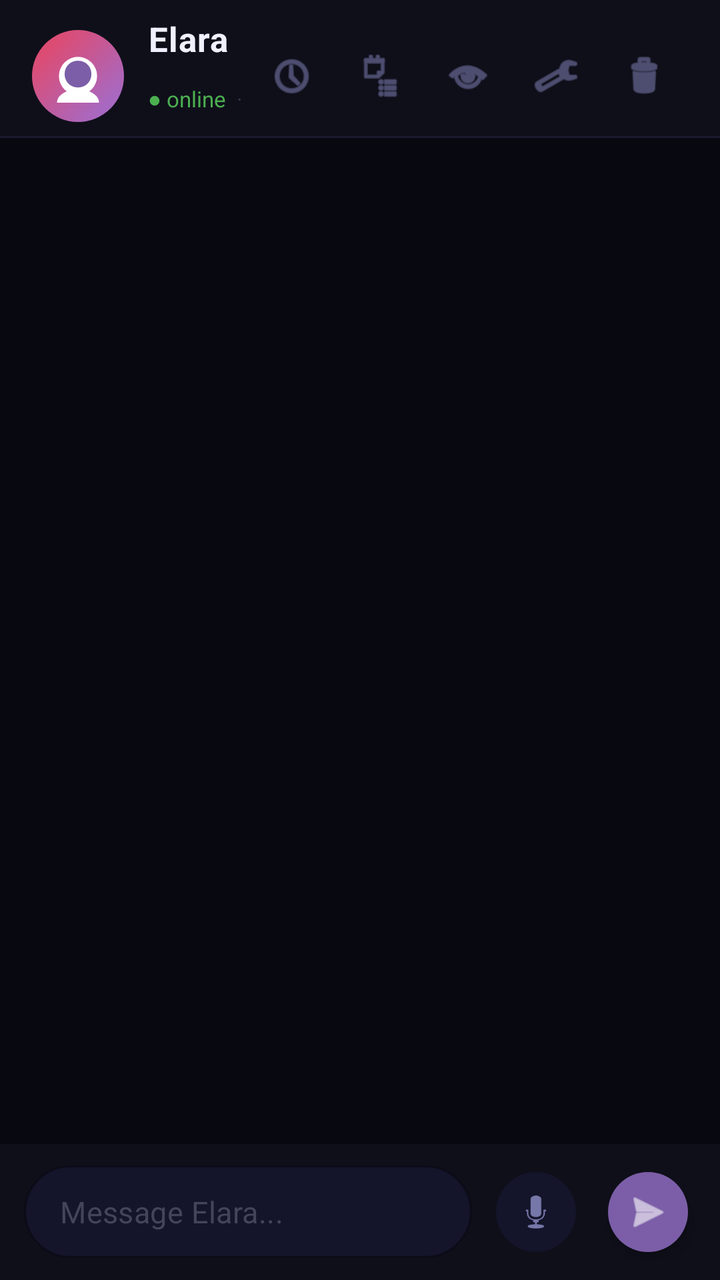
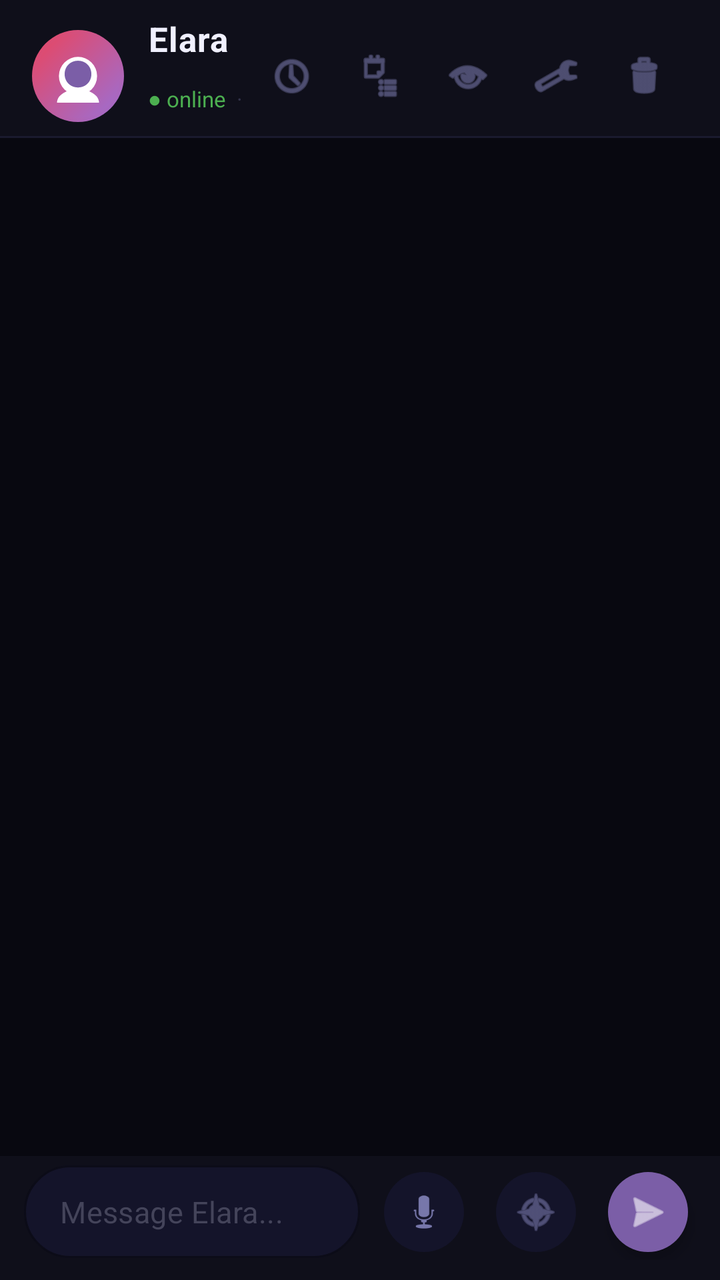

Before-and-after screenshots of an Android layout around one commit, followed by the original layout XML and the change that was made.
<!-- AndroidManifest.xml: application theme Theme.ElaraApp -->
<!-- res/layout/activity_main.xml -->
<?xml version="1.0" encoding="utf-8"?>
<androidx.constraintlayout.widget.ConstraintLayout
    xmlns:android="http://schemas.android.com/apk/res/android"
    xmlns:app="http://schemas.android.com/apk/res-auto"
    android:layout_width="match_parent"
    android:layout_height="match_parent"
    android:background="#080810">

    
    <ImageView
        android:id="@+id/chatBgImage"
        android:layout_width="0dp"
        android:layout_height="0dp"
        android:scaleType="centerCrop"
        android:visibility="gone"
        android:alpha="0.25"
        app:layout_constraintTop_toTopOf="parent"
        app:layout_constraintBottom_toBottomOf="parent"
        app:layout_constraintStart_toStartOf="parent"
        app:layout_constraintEnd_toEndOf="parent" />

    
    <LinearLayout
        android:id="@+id/header"
        android:layout_width="0dp"
        android:layout_height="68dp"
        android:orientation="horizontal"
        android:gravity="center_vertical"
        android:paddingHorizontal="16dp"
        android:paddingTop="8dp"
        android:background="#0F0F1A"
        app:layout_constraintTop_toTopOf="parent"
        app:layout_constraintStart_toStartOf="parent"
        app:layout_constraintEnd_toEndOf="parent">

        
        <FrameLayout
            android:layout_width="46dp"
            android:layout_height="46dp"
            android:clickable="true"
            android:focusable="true">

            <View
                android:layout_width="46dp"
                android:layout_height="46dp"
                android:background="@drawable/avatar_bg" />

            <ImageView
                android:id="@+id/avatarImage"
                android:layout_width="42dp"
                android:layout_height="42dp"
                android:layout_gravity="center"
                android:src="@drawable/avatar_elara"
                android:scaleType="centerCrop"
                android:background="@drawable/avatar_bg" />

        </FrameLayout>

        <LinearLayout
            android:layout_width="0dp"
            android:layout_height="wrap_content"
            android:layout_weight="1"
            android:orientation="vertical"
            android:layout_marginStart="12dp">

            <LinearLayout
                android:layout_width="wrap_content"
                android:layout_height="wrap_content"
                android:orientation="horizontal"
                android:gravity="center_vertical">

                <TextView
                    android:id="@+id/characterNameText"
                    android:layout_width="wrap_content"
                    android:layout_height="wrap_content"
                    android:text="Elara"
                    android:textColor="#F0F0FF"
                    android:textSize="17sp"
                    android:textStyle="bold"
                    android:letterSpacing="0.02"
                    android:clickable="true"
                    android:focusable="true" />

                <TextView
                    android:id="@+id/escalationText"
                    android:layout_width="wrap_content"
                    android:layout_height="wrap_content"
                    android:layout_marginStart="8dp"
                    android:textColor="#E94560"
                    android:textSize="10sp" />

                <TextView
                    android:id="@+id/streakText"
                    android:layout_width="wrap_content"
                    android:layout_height="wrap_content"
                    android:layout_marginStart="8dp"
                    android:textColor="#FFB300"
                    android:textSize="10sp" />

                <TextView
                    android:id="@+id/timerText"
                    android:layout_width="wrap_content"
                    android:layout_height="wrap_content"
                    android:layout_marginStart="8dp"
                    android:textColor="#44445A"
                    android:textSize="10sp" />

            </LinearLayout>

            <LinearLayout
                android:layout_width="wrap_content"
                android:layout_height="wrap_content"
                android:orientation="horizontal"
                android:gravity="center_vertical">

                <TextView
                    android:id="@+id/statusText"
                    android:layout_width="wrap_content"
                    android:layout_height="wrap_content"
                    android:text="● online"
                    android:textColor="#4CAF50"
                    android:textSize="11sp" />

                <TextView
                    android:layout_width="wrap_content"
                    android:layout_height="wrap_content"
                    android:text="  ·  "
                    android:textColor="#33334A"
                    android:textSize="11sp" />

                <TextView
                    android:id="@+id/worldLabel"
                    android:layout_width="wrap_content"
                    android:layout_height="wrap_content"
                    android:text="🏙️ Modern"
                    android:textColor="#9B6FD4"
                    android:textSize="11sp"
                    android:clickable="true"
                    android:focusable="true" />

                <TextView
                    android:layout_width="wrap_content"
                    android:layout_height="wrap_content"
                    android:text="  ·  "
                    android:textColor="#33334A"
                    android:textSize="11sp" />

                <TextView
                    android:id="@+id/personalityLabel"
                    android:layout_width="wrap_content"
                    android:layout_height="wrap_content"
                    android:text="😊 Friendly"
                    android:textColor="#E94560"
                    android:textSize="11sp"
                    android:clickable="true"
                    android:focusable="true" />

            </LinearLayout>

        </LinearLayout>

        <ImageButton
            android:id="@+id/historyButton"
            android:layout_width="44dp"
            android:layout_height="44dp"
            android:src="@android:drawable/ic_menu_recent_history"
            android:tint="#7777AA"
            android:background="?attr/selectableItemBackgroundBorderless"
            android:contentDescription="History"
            android:scaleType="fitCenter"
            android:padding="10dp" />

        <ImageButton
            android:id="@+id/wordsButton"
            android:layout_width="44dp"
            android:layout_height="44dp"
            android:src="@android:drawable/ic_menu_agenda"
            android:tint="#7777AA"
            android:background="?attr/selectableItemBackgroundBorderless"
            android:contentDescription="My words"
            android:scaleType="fitCenter"
            android:padding="10dp" />

        <ImageButton
            android:id="@+id/immersiveToggle"
            android:layout_width="44dp"
            android:layout_height="44dp"
            android:src="@android:drawable/ic_menu_view"
            android:tint="#7777AA"
            android:background="?attr/selectableItemBackgroundBorderless"
            android:contentDescription="Immersive mode"
            android:scaleType="fitCenter"
            android:padding="10dp" />

        <ImageButton
            android:id="@+id/settingsButton"
            android:layout_width="44dp"
            android:layout_height="44dp"
            android:src="@android:drawable/ic_menu_preferences"
            android:tint="#7777AA"
            android:background="?attr/selectableItemBackgroundBorderless"
            android:contentDescription="Settings"
            android:scaleType="fitCenter"
            android:padding="10dp" />

        <ImageButton
            android:id="@+id/clearButton"
            android:layout_width="44dp"
            android:layout_height="44dp"
            android:src="@android:drawable/ic_menu_delete"
            android:tint="#7777AA"
            android:background="?attr/selectableItemBackgroundBorderless"
            android:contentDescription="Clear chat"
            android:scaleType="fitCenter"
            android:padding="10dp" />

    </LinearLayout>

    
    <View
        android:id="@+id/headerDivider"
        android:layout_width="0dp"
        android:layout_height="1dp"
        android:background="#1A1A2E"
        app:layout_constraintTop_toBottomOf="@id/header"
        app:layout_constraintStart_toStartOf="parent"
        app:layout_constraintEnd_toEndOf="parent" />

    
    <androidx.recyclerview.widget.RecyclerView
        android:id="@+id/chatRecycler"
        android:layout_width="0dp"
        android:layout_height="0dp"
        android:paddingHorizontal="16dp"
        android:paddingTop="12dp"
        android:paddingBottom="8dp"
        android:clipToPadding="false"
        app:layout_constraintTop_toBottomOf="@id/headerDivider"
        app:layout_constraintStart_toStartOf="parent"
        app:layout_constraintEnd_toEndOf="parent"
        app:layout_constraintBottom_toTopOf="@id/inputContainer" />

    
    <LinearLayout
        android:id="@+id/inputContainer"
        android:layout_width="0dp"
        android:layout_height="wrap_content"
        android:orientation="horizontal"
        android:gravity="center_vertical"
        android:paddingHorizontal="12dp"
        android:paddingVertical="10dp"
        android:background="#0F0F1A"
        app:layout_constraintBottom_toBottomOf="parent"
        app:layout_constraintStart_toStartOf="parent"
        app:layout_constraintEnd_toEndOf="parent">

        <com.google.android.material.textfield.TextInputLayout
            android:layout_width="0dp"
            android:layout_height="wrap_content"
            android:layout_weight="1"
            style="@style/Widget.MaterialComponents.TextInputLayout.OutlinedBox"
            app:boxBackgroundColor="#14142A"
            app:boxStrokeColor="#2A2A45"
            app:boxStrokeWidth="1dp"
            app:boxCornerRadiusTopStart="26dp"
            app:boxCornerRadiusTopEnd="26dp"
            app:boxCornerRadiusBottomStart="26dp"
            app:boxCornerRadiusBottomEnd="26dp"
            app:hintEnabled="false">

            <com.google.android.material.textfield.TextInputEditText
                android:id="@+id/messageInput"
                android:layout_width="match_parent"
                android:layout_height="wrap_content"
                android:hint="Message Elara..."
                android:textColor="#E8E8FF"
                android:textColorHint="#44445A"
                android:textSize="15sp"
                android:paddingHorizontal="18dp"
                android:paddingVertical="13dp"
                android:background="@null"
                android:inputType="text"
                android:singleLine="true"
                android:imeOptions="actionSend" />

        </com.google.android.material.textfield.TextInputLayout>

        <com.google.android.material.floatingactionbutton.FloatingActionButton
            android:id="@+id/micButton"
            android:layout_width="wrap_content"
            android:layout_height="wrap_content"
            android:layout_marginStart="8dp"
            android:src="@android:drawable/ic_btn_speak_now"
            app:backgroundTint="#14142A"
            app:tint="#7777AA"
            app:fabSize="mini"
            app:elevation="0dp"
            app:borderWidth="0dp" />

        <com.google.android.material.floatingactionbutton.FloatingActionButton
            android:id="@+id/sendButton"
            android:layout_width="wrap_content"
            android:layout_height="wrap_content"
            android:layout_marginStart="8dp"
            android:src="@android:drawable/ic_menu_send"
            app:backgroundTint="#7B5EA7"
            app:tint="#FFFFFF"
            app:fabSize="mini"
            app:elevation="4dp"
            app:borderWidth="0dp" />

    </LinearLayout>

    
    <androidx.constraintlayout.widget.ConstraintLayout
        android:id="@+id/immersiveOverlay"
        android:layout_width="match_parent"
        android:layout_height="match_parent"
        android:background="#080810"
        android:visibility="gone"
        app:layout_constraintTop_toTopOf="parent"
        app:layout_constraintBottom_toBottomOf="parent"
        app:layout_constraintStart_toStartOf="parent"
        app:layout_constraintEnd_toEndOf="parent">

        
        <ImageView
            android:id="@+id/immersiveBgImage"
            android:layout_width="match_parent"
            android:layout_height="match_parent"
            android:scaleType="centerCrop"
            android:visibility="gone"
            android:alpha="0.2"
            app:layout_constraintTop_toTopOf="parent"
            app:layout_constraintBottom_toBottomOf="parent"
            app:layout_constraintStart_toStartOf="parent"
            app:layout_constraintEnd_toEndOf="parent" />

        
        <com.google.android.material.button.MaterialButton
            android:id="@+id/exitImmersive"
            android:layout_width="40dp"
            android:layout_height="40dp"
            android:text="✕"
            android:textSize="18sp"
            android:textColor="#44445A"
            style="@style/Widget.MaterialComponents.Button.TextButton"
            app:layout_constraintTop_toTopOf="parent"
            app:layout_constraintEnd_toEndOf="parent"
            android:layout_marginTop="20dp"
            android:layout_marginEnd="16dp" />

        
        <View
            android:id="@+id/pulseRing"
            android:layout_width="160dp"
            android:layout_height="160dp"
            android:background="@drawable/pulse_ring"
            app:layout_constraintBottom_toTopOf="@id/immersiveMic"
            app:layout_constraintStart_toStartOf="parent"
            app:layout_constraintEnd_toEndOf="parent"
            android:layout_marginBottom="24dp"
            android:visibility="invisible" />

        
        <ImageView
            android:id="@+id/immersiveAvatar"
            android:layout_width="120dp"
            android:layout_height="120dp"
            android:src="@drawable/avatar_elara"
            android:scaleType="centerCrop"
            android:background="@drawable/avatar_bg"
            app:layout_constraintBottom_toTopOf="@id/immersiveStatusText"
            app:layout_constraintStart_toStartOf="parent"
            app:layout_constraintEnd_toEndOf="parent"
            android:layout_marginBottom="16dp" />

        
        <TextView
            android:id="@+id/immersiveStatusText"
            android:layout_width="wrap_content"
            android:layout_height="wrap_content"
            android:text="Elara"
            android:textColor="#9B9BBB"
            android:textSize="16sp"
            android:letterSpacing="0.05"
            app:layout_constraintBottom_toTopOf="@id/immersiveMic"
            app:layout_constraintStart_toStartOf="parent"
            app:layout_constraintEnd_toEndOf="parent"
            android:layout_marginBottom="36dp" />

        
        <com.google.android.material.floatingactionbutton.FloatingActionButton
            android:id="@+id/immersiveMic"
            android:layout_width="wrap_content"
            android:layout_height="wrap_content"
            android:src="@android:drawable/ic_btn_speak_now"
            app:backgroundTint="#14142A"
            app:tint="#9B6FD4"
            app:fabSize="normal"
            app:elevation="8dp"
            app:borderWidth="0dp"
            app:layout_constraintBottom_toTopOf="@id/immersiveHint"
            app:layout_constraintStart_toStartOf="parent"
            app:layout_constraintEnd_toEndOf="parent"
            android:layout_marginBottom="16dp" />

        
        <TextView
            android:id="@+id/immersiveHint"
            android:layout_width="wrap_content"
            android:layout_height="wrap_content"
            android:text="Tap mic to begin"
            android:textColor="#33334A"
            android:textSize="13sp"
            android:letterSpacing="0.08"
            app:layout_constraintBottom_toBottomOf="parent"
            app:layout_constraintStart_toStartOf="parent"
            app:layout_constraintEnd_toEndOf="parent"
            android:layout_marginBottom="60dp" />

    </androidx.constraintlayout.widget.ConstraintLayout>

</androidx.constraintlayout.widget.ConstraintLayout>
<!-- resources referenced by this layout -->
<resources>
  <!-- drawable avatar_bg (drawable) -->
  <?xml version="1.0" encoding="utf-8"?>
  <shape xmlns:android="http://schemas.android.com/apk/res/android"
      android:shape="oval">
      <gradient
          android:type="linear"
          android:angle="135"
          android:startColor="#9B6FD4"
          android:endColor="#E94560" />
  </shape>
  <!-- drawable avatar_elara (drawable) -->
  <?xml version="1.0" encoding="utf-8"?>
  <vector xmlns:android="http://schemas.android.com/apk/res/android"
      android:width="44dp"
      android:height="44dp"
      android:viewportWidth="44"
      android:viewportHeight="44">
      <path
          android:fillColor="#FFFFFF"
          android:pathData="M22,22m-10,0a10,10 0,1 1,20 0a10,10 0,1 1,-20 0" />
      <path
          android:fillColor="#7B5EA7"
          android:pathData="M22,14 C18,14 15,17 15,21 C15,25 18,28 22,28 C26,28 29,25 29,21 C29,17 26,14 22,14Z" />
      <path
          android:fillColor="#FFFFFF"
          android:pathData="M22,29 C16,29 11,32 11,36 L33,36 C33,32 28,29 22,29Z" />
  </vector>
  <!-- drawable pulse_ring (drawable) -->
  <?xml version="1.0" encoding="utf-8"?>
  <shape xmlns:android="http://schemas.android.com/apk/res/android"
      android:shape="oval">
      <solid android:color="#007B5EA7" />
      <stroke
          android:width="2dp"
          android:color="#557B5EA7" />
  </shape>
  <style name="Theme.ElaraApp" parent="Theme.MaterialComponents.DayNight.DarkActionBar">
          <item name="colorPrimary">#1A1A2E</item>
          <item name="colorPrimaryVariant">#16213E</item>
          <item name="colorOnPrimary">#FFFFFF</item>
          <item name="colorSecondary">#E94560</item>
          <item name="colorOnSecondary">#FFFFFF</item>
          <item name="android:statusBarColor">#1A1A2E</item>
      </style>
</resources>

<!-- the commit's change to res/layout/activity_main.xml (unified diff, before → after) -->
@@ -245,14 +245,37 @@
         android:id="@+id/inputContainer"
         android:layout_width="0dp"
         android:layout_height="wrap_content"
-        android:orientation="horizontal"
-        android:gravity="center_vertical"
+        android:orientation="vertical"
         android:paddingHorizontal="12dp"
-        android:paddingVertical="10dp"
+        android:paddingBottom="10dp"
         android:background="#0F0F1A"
         app:layout_constraintBottom_toBottomOf="parent"
         app:layout_constraintStart_toStartOf="parent"
         app:layout_constraintEnd_toEndOf="parent">
+
+        
+        <HorizontalScrollView
+            android:id="@+id/topicScroll"
+            android:layout_width="match_parent"
+            android:layout_height="wrap_content"
+            android:scrollbars="none"
+            android:paddingTop="8dp"
+            android:paddingBottom="4dp"
+            android:visibility="gone">
+            <LinearLayout
+                android:id="@+id/topicChipContainer"
+                android:layout_width="wrap_content"
+                android:layout_height="wrap_content"
+                android:orientation="horizontal"
+                android:gravity="center_vertical" />
+        </HorizontalScrollView>
+
+        <LinearLayout
+            android:layout_width="match_parent"
+            android:layout_height="wrap_content"
+            android:orientation="horizontal"
+            android:gravity="center_vertical"
+            android:paddingTop="4dp">
 
         <com.google.android.material.textfield.TextInputLayout
             android:layout_width="0dp"
@@ -298,6 +321,18 @@
             app:borderWidth="0dp" />
 
         <com.google.android.material.floatingactionbutton.FloatingActionButton
+            android:id="@+id/topicButton"
+            android:layout_width="wrap_content"
+            android:layout_height="wrap_content"
+            android:layout_marginStart="8dp"
+            android:src="@android:drawable/ic_menu_compass"
+            app:backgroundTint="#14142A"
+            app:tint="#7777AA"
+            app:fabSize="mini"
+            app:elevation="0dp"
+            app:borderWidth="0dp" />
+
+        <com.google.android.material.floatingactionbutton.FloatingActionButton
             android:id="@+id/sendButton"
             android:layout_width="wrap_content"
             android:layout_height="wrap_content"
@@ -309,6 +344,7 @@
             app:elevation="4dp"
             app:borderWidth="0dp" />
 
+        </LinearLayout>
     </LinearLayout>
 
     
